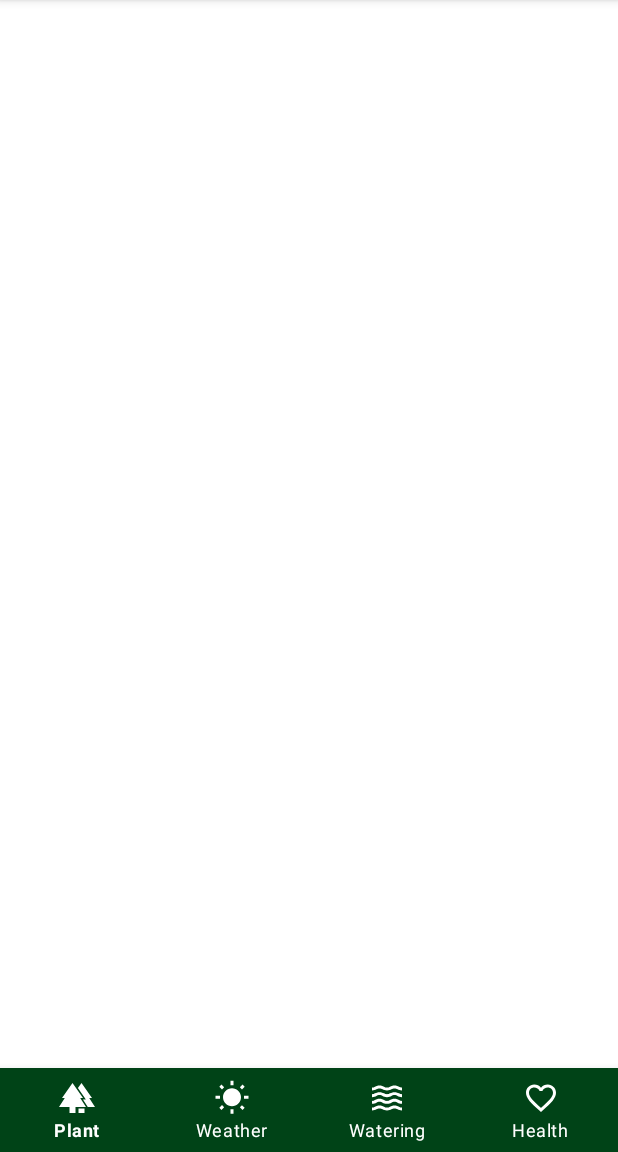
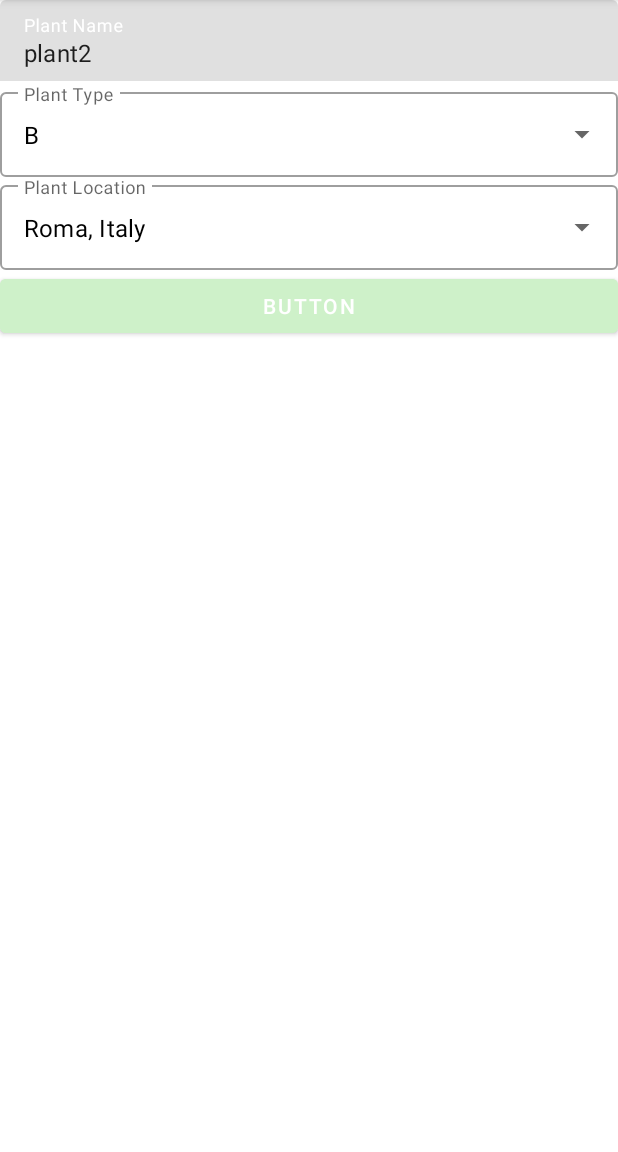
Before and after one commit to aldo-manco-jr/plant-sensor-android, an Android app: the screen it shows after launch (LoggedUserActivity before the commit, SetPlantInfoActivity after it), on a phone screen of 412 x 824 dp, the part 84-1236 px from its top. Run offline under Robolectric (Android 15) with nearby library versions, the phone set to English and light mode, and no system bars.

Commit message:
raw_set_plant_info_completed

```diff
--- a/app/src/main/java/org/aldomanco/plantsensor/authentication/AuthActivity.java
+++ b/app/src/main/java/org/aldomanco/plantsensor/authentication/AuthActivity.java
@@ -231,7 +231,7 @@ public class AuthActivity extends AppCompatActivity implements View.OnTouchListe
                     // nascondi password
                     editText.setTransformationMethod(new PasswordTransformationMethod());
                     editText.setCompoundDrawablesWithIntrinsicBounds(
-                            R.drawable.password_drawable_left,
+                            R.drawable.ic_password_new,
                             0,
                             R.drawable.eye_open_drawable_right,
                             0
@@ -240,7 +240,7 @@ public class AuthActivity extends AppCompatActivity implements View.OnTouchListe
                     // mostra password
                     editText.setTransformationMethod(null);
                     editText.setCompoundDrawablesWithIntrinsicBounds(
-                            R.drawable.password_drawable_left,
+                            R.drawable.ic_password_new,
                             0,
                             R.drawable.eye_closed_drawable_right,
                             0
--- a/app/src/main/java/org/aldomanco/plantsensor/authentication/MainActivity.java
+++ b/app/src/main/java/org/aldomanco/plantsensor/authentication/MainActivity.java
@@ -12,6 +12,7 @@ import android.os.Bundle;
 
 import org.aldomanco.plantsensor.R;
 import org.aldomanco.plantsensor.home.LoggedUserActivity;
+import org.aldomanco.plantsensor.home.SetPlantInfoActivity;
 
 public class MainActivity extends AppCompatActivity {
 
@@ -41,7 +42,7 @@ public class MainActivity extends AppCompatActivity {
 
         if (intentFirstActivity == null){
             // non era stata effettuata alcuna scelta, quindi l'utente non era connesso
-            intentFirstActivity = new Intent(this, LoggedUserActivity.class);
+            intentFirstActivity = new Intent(this, SetPlantInfoActivity.class);
         }
 
         intentFirstActivity.addFlags(Intent.FLAG_ACTIVITY_CLEAR_TOP);
--- /dev/null
+++ b/app/src/main/java/org/aldomanco/plantsensor/home/SetPlantInfoActivity.java
@@ -0,0 +1,177 @@
+package org.aldomanco.plantsensor.home;
+
+import androidx.appcompat.app.AppCompatActivity;
+
+import android.os.Bundle;
+import android.view.View;
+import android.widget.ArrayAdapter;
+import android.widget.AutoCompleteTextView;
+import android.widget.Button;
+import android.widget.Toast;
+
+import com.google.android.material.textfield.TextInputEditText;
+
+import org.aldomanco.plantsensor.R;
+import org.aldomanco.plantsensor.plant_state.PlantModel;
+import org.aldomanco.plantsensor.plant_state.PlantStateModel;
+
+import java.util.List;
+
+public class SetPlantInfoActivity extends AppCompatActivity implements View.OnClickListener {
+
+    TextInputEditText editTextPlantName;
+    AutoCompleteTextView spinnerPlantType;
+    AutoCompleteTextView spinnerPlantLocation;
+
+    String plantName;
+    String plantType;
+    String plantLocationCity;
+    String plantLocationCountry;
+
+    Button buttonSetPlantInfo;
+
+    PlantModel plant;
+
+    String[] arrayPlantLocations;
+    ArrayAdapter<String> adapterPlantLocations;
+
+    String[] arrayPlantTypes;
+    ArrayAdapter<String> adapterPlantTypes;
+
+    @Override
+    protected void onCreate(Bundle savedInstanceState) {
+        super.onCreate(savedInstanceState);
+        setContentView(R.layout.activity_set_plant_info);
+
+        editTextPlantName = findViewById(R.id.edittext_plant_name_id_initial);
+        spinnerPlantType = findViewById(R.id.spinner_plant_type_id_initial);
+        spinnerPlantLocation = findViewById(R.id.spinner_plant_location_id_initial);
+        buttonSetPlantInfo = findViewById(R.id.button_set_plant_info_initial);
+
+        buttonSetPlantInfo.setOnClickListener(this);
+
+        arrayPlantTypes = getResources().getStringArray(R.array.plantTypes);
+        adapterPlantTypes = new ArrayAdapter<>(this, R.layout.menu_plant_types, arrayPlantTypes);
+        spinnerPlantType.setAdapter(adapterPlantTypes);
+
+        arrayPlantLocations = getResources().getStringArray(R.array.plantLocation);
+        adapterPlantLocations = new ArrayAdapter<>(this, R.layout.menu_plant_location, arrayPlantLocations);
+        spinnerPlantLocation.setAdapter(adapterPlantLocations);
+
+        plant = new PlantModel(
+                2,
+                "plant2",
+                "B",
+                "Roma",
+                "Italy",
+                "aldo",
+                2,
+                30,
+                2.3,
+                4.3,
+                5
+        );
+
+        if (plant.getPlantName()==null || plant.getPlantName().isEmpty()){
+            plantName="";
+        }else {
+            plantName=plant.getPlantName();
+        }
+
+        if (plant.getPlantType()==null || plant.getPlantType().isEmpty()){
+            plantType="";
+        }else {
+            plantType=plant.getPlantType();
+        }
+
+        if (plant.getPlantLocationCity()==null || plant.getPlantName().isEmpty()){
+            plantLocationCity="";
+        }else {
+            plantLocationCity = plant.getPlantLocationCity();
+        }
+
+        if(plant.getPlantLocationCountry()==null || plant.getPlantLocationCountry().isEmpty()){
+            plantLocationCountry="";
+        }else {
+            plantLocationCountry = plant.getPlantLocationCountry();
+        }
+
+        initializePlantInfo(plantName, plantType, plantLocationCity, plantLocationCountry);
+    }
+
+    private void initializePlantInfo(String plantName, String plantType, String plantCity, String plantCountry){
+
+        editTextPlantName.setText(plantName);
+
+        int indexPlantType = -1;
+
+        switch (plantType){
+            case "A":
+                indexPlantType = 0;
+                break;
+            case "B":
+                indexPlantType = 1;
+                break;
+            case "C":
+                indexPlantType = 2;
+                break;
+            case "D":
+                indexPlantType = 3;
+                break;
+            default:
+                break;
+        }
+
+        spinnerPlantType.setListSelection(indexPlantType);
+        spinnerPlantType.setText(plantType);
+
+        int indexPlantLocation = -1;
+
+        String plantLocation = plantCity + ", " + plantCountry;
+
+        switch (plantLocation){
+            case "Isernia, Italy":
+                indexPlantLocation = 0;
+                break;
+            case "Roma, Italy":
+                indexPlantLocation = 1;
+                break;
+            case "Milano, Italy":
+                indexPlantLocation = 2;
+                break;
+            case "Torino, Italy":
+                indexPlantLocation = 3;
+                break;
+            default:
+                break;
+        }
+
+        spinnerPlantLocation.setListSelection(indexPlantLocation);
+        spinnerPlantLocation.setText(plantLocation);
+    }
+
+    @Override
+    public void onClick(View view) {
+
+        switch (view.getId()){
+            case R.id.button_set_plant_info_initial:
+                Toast.makeText(this, editTextPlantName.getText().toString().trim(),Toast.LENGTH_LONG).show();
+                Toast.makeText(this, spinnerPlantType.getText().toString().trim(),Toast.LENGTH_LONG).show();
+                Toast.makeText(this, spinnerPlantLocation.getText().toString().trim(),Toast.LENGTH_LONG).show();
+                break;
+        }
+    }
+
+    @Override
+    public void onResume() {
+        super.onResume();
+
+        arrayPlantTypes = getResources().getStringArray(R.array.plantTypes);
+        adapterPlantTypes = new ArrayAdapter<>(this, R.layout.menu_plant_types, arrayPlantTypes);
+        spinnerPlantType.setAdapter(adapterPlantTypes);
+
+        arrayPlantLocations = getResources().getStringArray(R.array.plantLocation);
+        adapterPlantLocations = new ArrayAdapter<>(this, R.layout.menu_plant_types, arrayPlantLocations);
+        spinnerPlantLocation.setAdapter(adapterPlantLocations);
+    }
+}
--- a/app/src/main/res/drawable/eye_closed_drawable_right.xml
+++ b/app/src/main/res/drawable/eye_closed_drawable_right.xml
@@ -2,8 +2,8 @@
 <layer-list xmlns:android="http://schemas.android.com/apk/res/android">
 
     <item
-        android:width="30dp"
-        android:height="24dp"
+        android:width="25dp"
+        android:height="20dp"
         android:drawable="@drawable/eye_slash_solid" />
 
 </layer-list>
--- a/app/src/main/res/drawable/eye_open_drawable_right.xml
+++ b/app/src/main/res/drawable/eye_open_drawable_right.xml
@@ -2,8 +2,8 @@
 <layer-list xmlns:android="http://schemas.android.com/apk/res/android">
 
     <item
-        android:width="28dp"
-        android:height="24dp"
+        android:width="24dp"
+        android:height="21dp"
         android:drawable="@drawable/eye_solid" />
 
 </layer-list>
--- a/app/src/main/res/layout/activity_auth.xml
+++ b/app/src/main/res/layout/activity_auth.xml
@@ -79,7 +79,8 @@
                     android:layout_marginStart="16dp"
                     android:layout_marginTop="15dp"
                     android:layout_marginEnd="16dp"
-                    android:drawableLeft="@drawable/ic_password"
+                    android:drawableLeft="@drawable/ic_password_new"
+                    android:drawableRight="@drawable/eye_open_drawable_right"
                     android:drawablePadding="6dp"
                     android:ems="10"
                     android:hint="Password"
--- /dev/null
+++ b/app/src/main/res/layout/activity_set_plant_info.xml
@@ -0,0 +1,76 @@
+<?xml version="1.0" encoding="utf-8"?>
+<androidx.constraintlayout.widget.ConstraintLayout xmlns:android="http://schemas.android.com/apk/res/android"
+    xmlns:app="http://schemas.android.com/apk/res-auto"
+    xmlns:tools="http://schemas.android.com/tools"
+    android:layout_width="match_parent"
+    android:layout_height="match_parent"
+    tools:context=".home.SetPlantInfoActivity">
+
+    <LinearLayout
+        android:layout_width="match_parent"
+        android:layout_height="wrap_content"
+        android:orientation="vertical"
+        app:layout_constraintEnd_toEndOf="parent"
+        app:layout_constraintStart_toStartOf="parent"
+        app:layout_constraintTop_toTopOf="parent">
+
+        <com.google.android.material.textfield.TextInputLayout
+            android:layout_width="match_parent"
+            android:layout_height="match_parent">
+
+            <com.google.android.material.textfield.TextInputEditText
+                android:id="@+id/edittext_plant_name_id_initial"
+                android:layout_width="match_parent"
+                android:layout_height="wrap_content"
+                android:hint="@string/textview_plant_name" />
+
+        </com.google.android.material.textfield.TextInputLayout>
+
+        <com.google.android.material.textfield.TextInputLayout
+            style="@style/Widget.MaterialComponents.TextInputLayout.OutlinedBox.ExposedDropdownMenu"
+            android:layout_width="match_parent"
+            android:layout_height="match_parent">
+
+            <AutoCompleteTextView
+                android:id="@+id/spinner_plant_type_id_initial"
+                android:layout_width="match_parent"
+                android:layout_height="wrap_content"
+                android:layout_weight="1"
+                android:hint="@string/textview_plant_type"
+                android:inputType="none"
+                android:longClickable="true"
+                android:text="@string/textview_plant_type"
+                android:textColor="@color/black"
+                android:textColorHint="@color/black"
+                app:startIconDrawable="@drawable/ic_plant_type_autocomplete" />
+
+        </com.google.android.material.textfield.TextInputLayout>
+
+        <com.google.android.material.textfield.TextInputLayout
+            style="@style/Widget.MaterialComponents.TextInputLayout.OutlinedBox.ExposedDropdownMenu"
+            android:layout_width="match_parent"
+            android:layout_height="match_parent">
+
+            <AutoCompleteTextView
+                android:id="@+id/spinner_plant_location_id_initial"
+                android:layout_width="match_parent"
+                android:layout_height="wrap_content"
+                android:layout_weight="1"
+                android:hint="@string/textview_plant_location"
+                android:inputType="text"
+                android:text="@string/textview_plant_location"
+                android:textColor="@color/black"
+                android:textColorHint="@color/black"
+                app:startIconDrawable="@drawable/ic_plant_type_autocomplete" />
+
+        </com.google.android.material.textfield.TextInputLayout>
+
+        <Button
+            android:id="@+id/button_set_plant_info_initial"
+            android:layout_width="match_parent"
+            android:layout_height="wrap_content"
+            android:backgroundTint="#CEF1C9"
+            android:text="Button" />
+
+    </LinearLayout>
+</androidx.constraintlayout.widget.ConstraintLayout>
--- a/app/src/main/res/values/strings.xml
+++ b/app/src/main/res/values/strings.xml
@@ -24,6 +24,7 @@
 
     <string name="textview_plant_name">Plant Name</string>
     <string name="textview_plant_type">Plant Type</string>
+    <string name="textview_plant_location">Plant Location</string>
 
     <string name="auth_login">Already registered? Log in now.</string>
     <string name="auth_signup">Not registered yet? Sign up now.</string>
@@ -65,4 +66,12 @@
         <item>C</item>
         <item>D</item>
     </string-array>
+
+    <string-array name="plantLocation">
+        <item>Isernia, Italy</item>
+        <item>Roma, Italy</item>
+        <item>Milano, Italy</item>
+        <item>Torino, Italy</item>
+    </string-array>
+
 </resources>
```
Also changed, not shown: app/src/main/AndroidManifest.xml (+5 -3 lines), app/src/main/res/drawable/ic_about_white_24dp.xml (+9 -4 lines), app/src/main/res/drawable/ic_password_new.xml (added, +10 -0 lines), app/src/main/res/layout/menu_plant_location.xml (added, +9 -0 lines), app/src/main/res/drawable/eye_slash_solid.png, app/src/main/res/drawable/eye_slash_solid_black.png (added), app/src/main/res/drawable/eye_solid.png, app/src/main/res/drawable/eye_solid_black.png (added).
